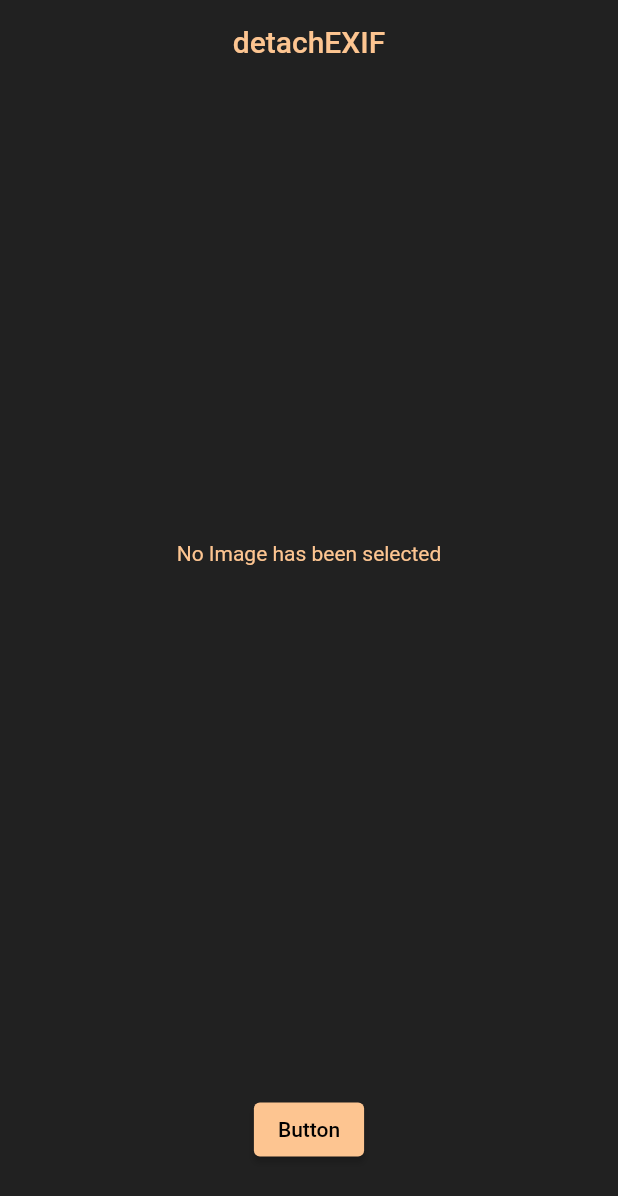
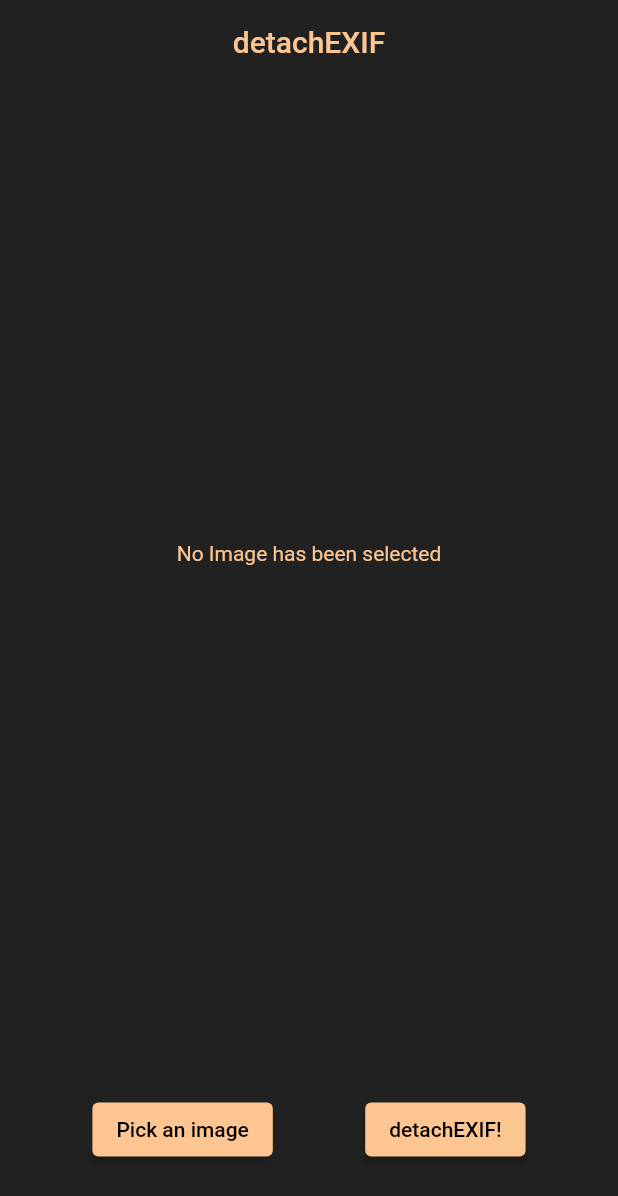
Before and after one commit to umang-sinha/detachexif, a Flutter app: the screen it shows after launch, on a phone screen of 412 x 824 dp. Shown: the top 1196 px of the screen. Run offline on Flutter 3.47's test engine with Material 2 defaults, Android fonts, the light colour scheme and no system bars; our stand-ins replace image_picker.

Commit message:
added the detachEXIF button on home page

```diff
--- a/lib/ui/screens/HomePage.dart
+++ b/lib/ui/screens/HomePage.dart
@@ -54,13 +54,28 @@ class _HomePageState extends State<HomePage> {
                         ),
                       ),
                     )
-                  : Image.file(File(_image!.path)),
+                  : Container(child: Image.file(File(_image!.path))),
+            ),
+          ),
+          Row(
+            mainAxisAlignment: MainAxisAlignment.spaceEvenly,
+            children: <Widget>[
+              ElevatedButton(
+                onPressed: getImageFromGallery,
+                child: Text(
+                  'Pick an image',
+                  style: TextStyle(
+                    color: createMaterialColor(Color(0xFF000000)),
+                  ),
+                ),
+                style: ElevatedButton.styleFrom(
+                  primary: createMaterialColor(Color(0xFFFDC591)),
                 ),
               ),
               ElevatedButton(
-            onPressed: getImageFromGallery,
+                onPressed: () {},
                 child: Text(
-              'Button',
+                  'detachEXIF!',
                   style: TextStyle(
                     color: createMaterialColor(Color(0xFF000000)),
                   ),
@@ -70,6 +85,8 @@ class _HomePageState extends State<HomePage> {
                 ),
               ),
             ],
+          )
+        ],
       ),
     );
   }
```
Lines whose indentation alone changed are shown as unchanged.
